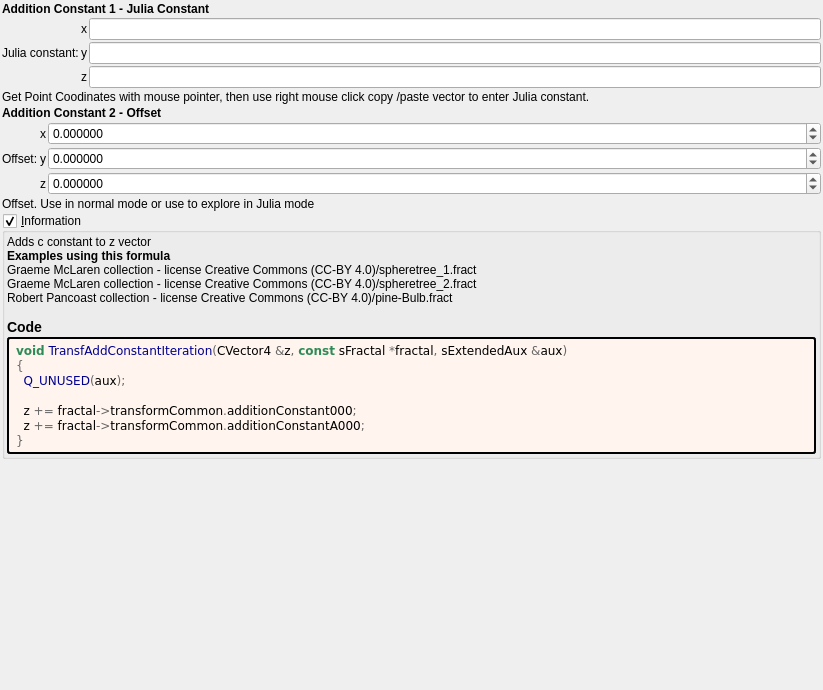
Above: mandelbulber2/formula/ui/transf_add_constant.ui from buddhi1980/mandelbulber2 before the change. Below: the same form after it.
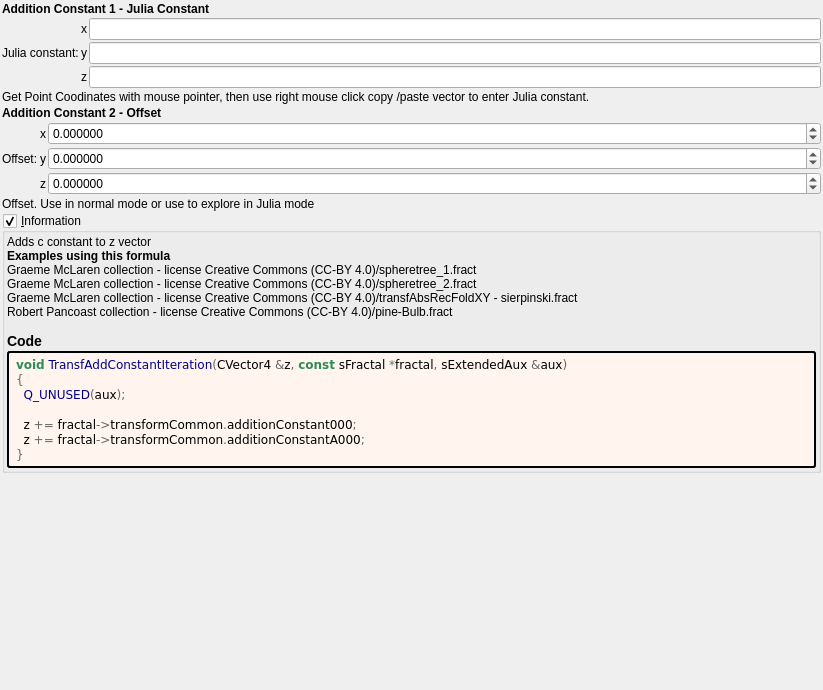
That is the form after the change. Custom widgets are drawn as their Qt base class.

Diff of the .ui file:
```diff
--- a/mandelbulber2/formula/ui/transf_add_constant.ui
+++ b/mandelbulber2/formula/ui/transf_add_constant.ui
@@ -291,7 +291,7 @@
         <property name="text">
          <string notr="true">&lt;p&gt;Adds c constant to z vector&lt;/p&gt;&lt;table&gt;
 &lt;/table&gt;
-&lt;br&gt;&lt;b&gt;Examples using this formula&lt;/b&gt;&lt;br&gt;Graeme McLaren  collection - license Creative Commons  (CC-BY 4.0)/spheretree_1.fract&lt;br&gt;Graeme McLaren  collection - license Creative Commons  (CC-BY 4.0)/spheretree_2.fract&lt;br&gt;Robert Pancoast collection - license Creative Commons (CC-BY 4.0)/pine-Bulb.fract&lt;h3&gt;Code&lt;/h3&gt;</string>
+&lt;br&gt;&lt;b&gt;Examples using this formula&lt;/b&gt;&lt;br&gt;Graeme McLaren  collection - license Creative Commons  (CC-BY 4.0)/spheretree_1.fract&lt;br&gt;Graeme McLaren  collection - license Creative Commons  (CC-BY 4.0)/spheretree_2.fract&lt;br&gt;Graeme McLaren  collection - license Creative Commons  (CC-BY 4.0)/transfAbsRecFoldXY - sierpinski.fract&lt;br&gt;Robert Pancoast collection - license Creative Commons (CC-BY 4.0)/pine-Bulb.fract&lt;h3&gt;Code&lt;/h3&gt;</string>
         </property>
         <property name="wordWrap">
          <bool>true</bool>
```
